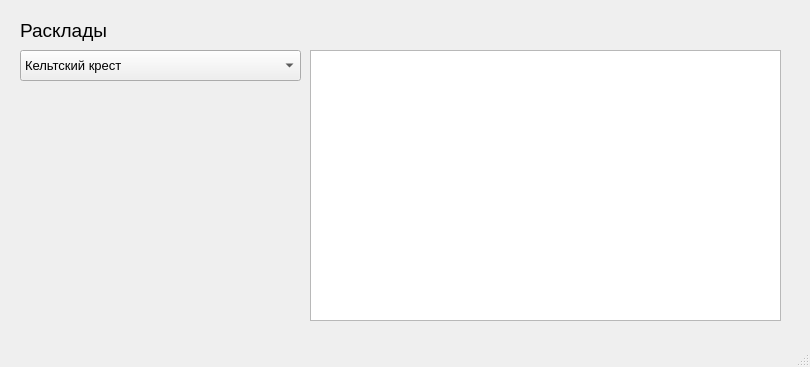
Qt form tarot/ui/layouts.ui (al3ksandraa/tarot) before a commit.
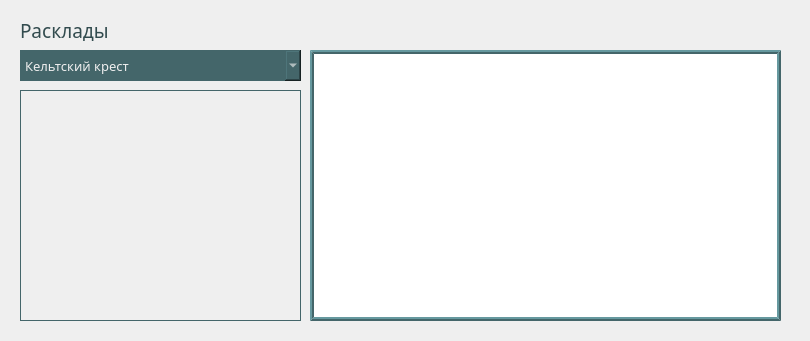
The same form after that commit.

Patch:
```diff
--- a/tarot/ui/layouts.ui
+++ b/tarot/ui/layouts.ui
@@ -7,19 +7,19 @@
     <x>0</x>
     <y>0</y>
     <width>810</width>
-    <height>367</height>
+    <height>341</height>
    </rect>
   </property>
   <property name="minimumSize">
    <size>
     <width>810</width>
-    <height>367</height>
+    <height>341</height>
    </size>
   </property>
   <property name="maximumSize">
    <size>
     <width>810</width>
-    <height>367</height>
+    <height>341</height>
    </size>
   </property>
   <property name="windowTitle">
@@ -37,9 +37,13 @@
     </property>
     <property name="font">
      <font>
+      <family>Century Gothic</family>
       <pointsize>14</pointsize>
      </font>
     </property>
+    <property name="styleSheet">
+     <string notr="true">color: rgb(50, 75, 78);</string>
+    </property>
     <property name="text">
      <string>Расклады</string>
     </property>
@@ -55,9 +59,15 @@
     </property>
     <property name="font">
      <font>
+      <family>Century Gothic</family>
       <pointsize>10</pointsize>
      </font>
     </property>
+    <property name="styleSheet">
+     <string notr="true">background-color: rgb(68, 102, 106);
+color: rgb(239, 239, 239);
+border-radius: 0px</string>
+    </property>
     <item>
      <property name="text">
       <string>Кельтский крест</string>
@@ -108,6 +118,14 @@
       <height>231</height>
      </rect>
     </property>
+    <property name="font">
+     <font>
+      <family>Century Gothic</family>
+     </font>
+    </property>
+    <property name="styleSheet">
+     <string notr="true">border: 1px solid rgb(68, 102, 106)</string>
+    </property>
     <property name="text">
      <string/>
     </property>
@@ -123,25 +141,19 @@
     </property>
     <property name="font">
      <font>
+      <family>Century Gothic</family>
       <pointsize>10</pointsize>
      </font>
     </property>
+    <property name="styleSheet">
+     <string notr="true">border: 4px ridge rgb(68, 102, 106);
+color: rgb(50, 75, 78);</string>
+    </property>
     <property name="readOnly">
      <bool>true</bool>
     </property>
    </widget>
   </widget>
-  <widget class="QMenuBar" name="menubar">
-   <property name="geometry">
-    <rect>
-     <x>0</x>
-     <y>0</y>
-     <width>810</width>
-     <height>21</height>
-    </rect>
-   </property>
-  </widget>
-  <widget class="QStatusBar" name="statusbar"/>
  </widget>
  <resources/>
  <connections/>
```
